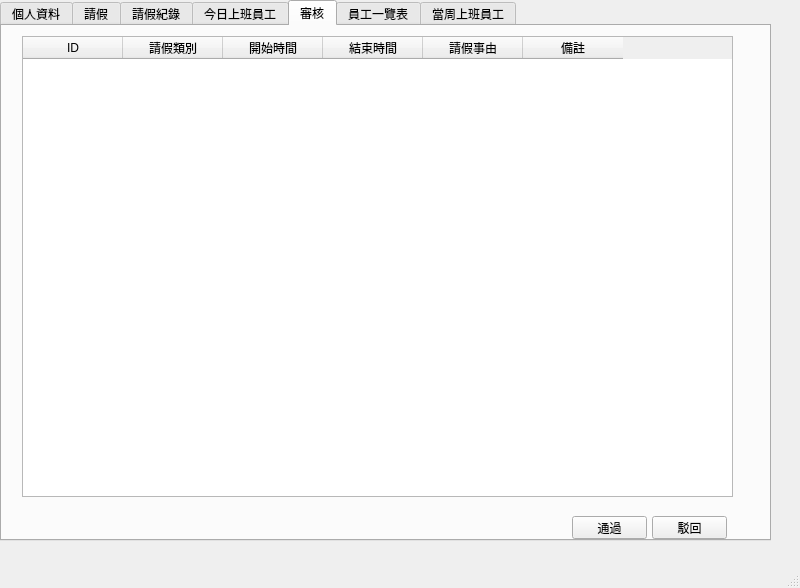
This is Client/Source/gui/mainwindow.ui in jason281/SE_Project as Qt 5 draws it before an edit. The edited form follows.
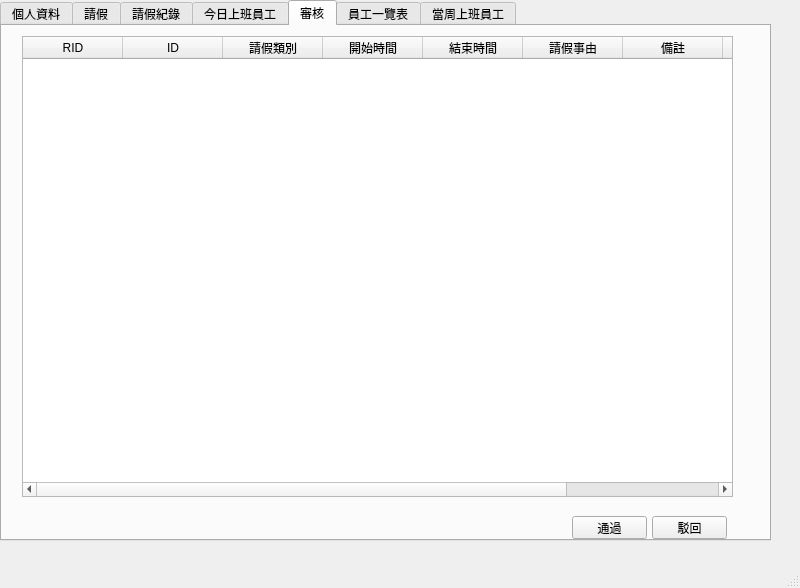
This is the edited form. The open tabs and pages were chosen to show the change.

What changed in the file:
```diff
--- a/Client/Source/gui/mainwindow.ui
+++ b/Client/Source/gui/mainwindow.ui
@@ -623,6 +623,11 @@
       <property name="rowCount">
        <number>0</number>
       </property>
+      <column>
+       <property name="text">
+        <string>RID</string>
+       </property>
+      </column>
       <column>
        <property name="text">
         <string>ID</string>
@@ -653,6 +658,16 @@
         <string>備註</string>
        </property>
       </column>
+      <column>
+       <property name="text">
+        <string>新增欄位</string>
+       </property>
+      </column>
+      <column>
+       <property name="text">
+        <string>狀態</string>
+       </property>
+      </column>
      </widget>
      <widget class="QPushButton" name="pushButton_3">
       <property name="geometry">
```
Left out of the diff: 17 changed lines with no effect on the pictures.
